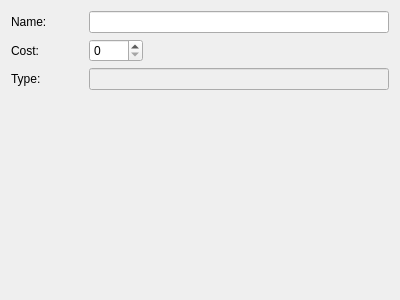
Qt form Data/EditorFiles/Editors/ui/ItemEditor.ui (griusfux/conceptrpg2) before a commit.
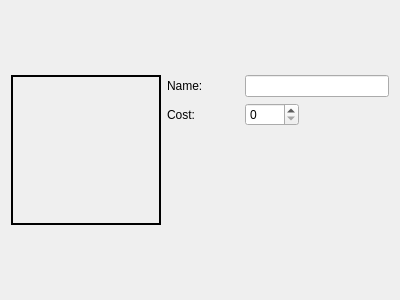
The same form after that commit.

Commit message: Updating the Item editor to include the Item's image.

```diff
--- a/Data/EditorFiles/Editors/ui/ItemEditor.ui
+++ b/Data/EditorFiles/Editors/ui/ItemEditor.ui
@@ -13,41 +13,58 @@
   <property name="windowTitle">
    <string>ItemEditor</string>
   </property>
-  <layout class="QVBoxLayout" name="verticalLayout">
-   <item>
+  <layout class="QFormLayout" name="formLayout_2">
+   <property name="fieldGrowthPolicy">
+    <enum>QFormLayout::AllNonFixedFieldsGrow</enum>
+   </property>
+   <item row="1" column="0">
+    <widget class="QLabel" name="item_image">
+     <property name="minimumSize">
+      <size>
+       <width>150</width>
+       <height>150</height>
+      </size>
+     </property>
+     <property name="maximumSize">
+      <size>
+       <width>150</width>
+       <height>150</height>
+      </size>
+     </property>
+     <property name="frameShape">
+      <enum>QFrame::Box</enum>
+     </property>
+     <property name="lineWidth">
+      <number>2</number>
+     </property>
+     <property name="text">
+      <string/>
+     </property>
+     <property name="scaledContents">
+      <bool>true</bool>
+     </property>
+    </widget>
+   </item>
+   <item row="1" column="1">
     <layout class="QGridLayout" name="gridLayout">
-     <item row="0" column="0">
+     <item row="0" column="1">
       <widget class="QLabel" name="label">
        <property name="text">
         <string>Name:           </string>
        </property>
       </widget>
      </item>
-     <item row="0" column="3">
+     <item row="0" column="4">
       <widget class="QLineEdit" name="name"/>
      </item>
-     <item row="2" column="0">
+     <item row="2" column="1">
       <widget class="QLabel" name="label_2">
        <property name="text">
         <string>Cost:</string>
        </property>
       </widget>
      </item>
-     <item row="3" column="0">
-      <widget class="QLabel" name="label_3">
-       <property name="text">
-        <string>Type:</string>
-       </property>
-      </widget>
-     </item>
-     <item row="3" column="3">
-      <widget class="QLineEdit" name="type">
-       <property name="enabled">
-        <bool>false</bool>
-       </property>
-      </widget>
-     </item>
-     <item row="2" column="3">
+     <item row="2" column="4">
       <layout class="QHBoxLayout" name="horizontalLayout">
        <item>
         <widget class="QSpinBox" name="cost">
@@ -71,10 +88,8 @@
        </item>
       </layout>
      </item>
-    </layout>
-   </item>
-   <item>
-    <spacer name="verticalSpacer">
+     <item row="3" column="1">
+      <spacer name="verticalSpacer_2">
      <property name="orientation">
       <enum>Qt::Vertical</enum>
      </property>
@@ -87,6 +102,8 @@
     </spacer>
    </item>
   </layout>
+   </item>
+  </layout>
  </widget>
  <tabstops>
   <tabstop>name</tabstop>
```
Left out of the diff: 1 changed line with no effect on the pictures. Lines whose indentation alone changed are shown as unchanged. The commit also changes 2 other files.
